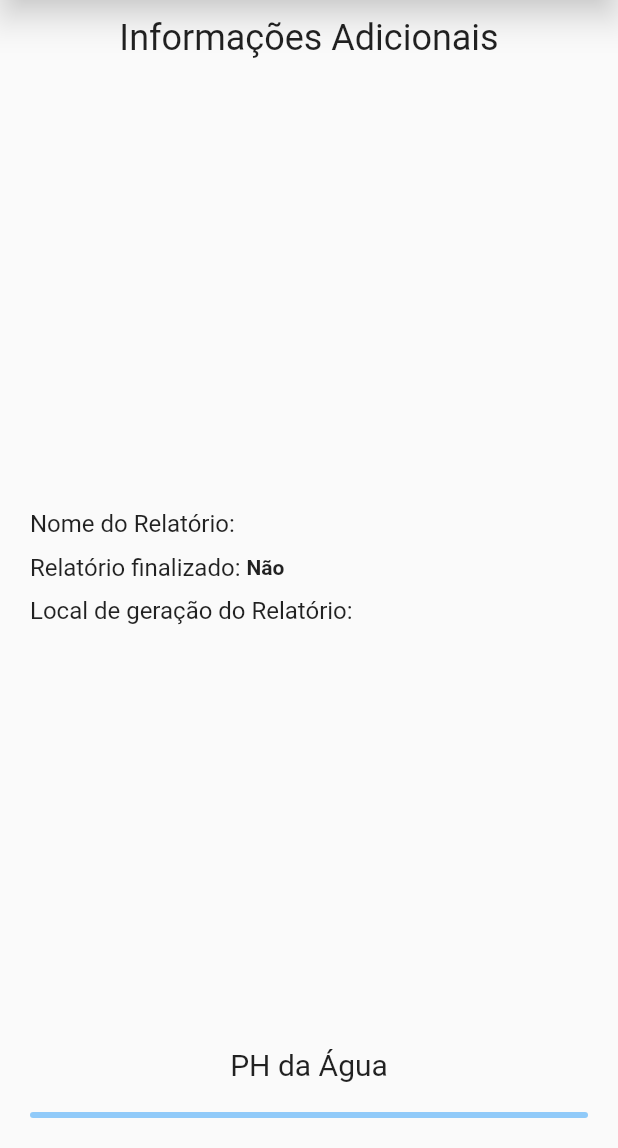
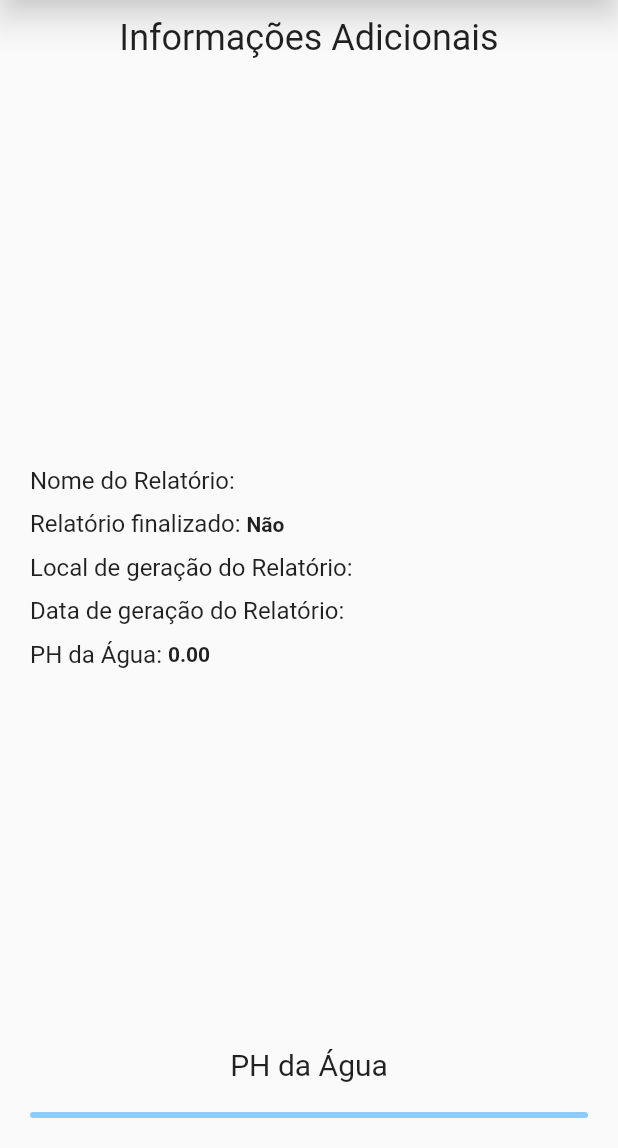
Before and after one commit to GGotha/terra_planeta_agua, a Flutter app: the ReportDetails screen opened directly with empty values, on a phone screen of 412 x 824 dp, the part 88-1236 px from its top. Run offline on Flutter 3.47's test engine with Material 2 defaults, Android fonts, the phone set to English and light mode, and no system bars; our stand-ins replace dio, flutter_mobx, mobx; generated files the repository leaves out were written again.

```diff
--- a/lib/src/models/report_model.dart
+++ b/lib/src/models/report_model.dart
@@ -1,16 +1,20 @@
 class ReportModel {
-  int id;
+  String id;
   int userId;
   String title;
   bool completed;
+  double waterPHProgressBar;
   double waterPH;
   String place;
+  String date;
 
   ReportModel({
     this.id,
     this.title,
     this.completed,
+    this.waterPHProgressBar,
     this.waterPH,
     this.place,
+    this.date,
   });
 }
--- a/lib/src/providers/dio.dart
+++ b/lib/src/providers/dio.dart
@@ -1,7 +1,7 @@
 import 'package:dio/dio.dart';
 
 var options = BaseOptions(
-  baseUrl: "https://jsonplaceholder.typicode.com",
+  baseUrl: "https://glacial-anchorage-46376.herokuapp.com/api/v1/sdg/",
 );
 
 Dio dio = Dio(options);
--- a/lib/src/ui/screens/report_details.dart
+++ b/lib/src/ui/screens/report_details.dart
@@ -78,6 +78,36 @@ class ReportDetails extends StatelessWidget {
                     ),
                   ],
                 ),
+                SizedBox(height: 10),
+                Row(
+                  mainAxisAlignment: MainAxisAlignment.start,
+                  children: [
+                    Text(
+                      'Data de geração do Relatório: ',
+                      style: TextStyle(fontSize: 16),
+                    ),
+                    Text(
+                      reports.date,
+                      style:
+                          TextStyle(fontSize: 14, fontWeight: FontWeight.bold),
+                    ),
+                  ],
+                ),
+                SizedBox(height: 10),
+                Row(
+                  mainAxisAlignment: MainAxisAlignment.start,
+                  children: [
+                    Text(
+                      'PH da Água: ',
+                      style: TextStyle(fontSize: 16),
+                    ),
+                    Text(
+                      reports.waterPH.toStringAsFixed(2),
+                      style:
+                          TextStyle(fontSize: 14, fontWeight: FontWeight.bold),
+                    ),
+                  ],
+                ),
               ],
             ),
             Column(
@@ -89,7 +119,7 @@ class ReportDetails extends StatelessWidget {
                 ),
                 SizedBox(height: 20),
                 CustomProgressBar(
-                  value: reports.waterPH,
+                  value: reports.waterPHProgressBar,
                 ),
               ],
             )
--- a/lib/src/ui/widgets/report_list.dart
+++ b/lib/src/ui/widgets/report_list.dart
@@ -48,7 +48,7 @@ class ReportList extends StatelessWidget {
                       ),
                     ),
                     CustomProgressBar(
-                      value: reports.waterPH,
+                      value: reports.waterPHProgressBar,
                     ),
                   ],
                 ),
```
Also changed, not shown: lib/src/providers/report_provider.dart (+13 -67 lines), lib/src/ui/screens/report_screen.dart (+21 -13 lines).
